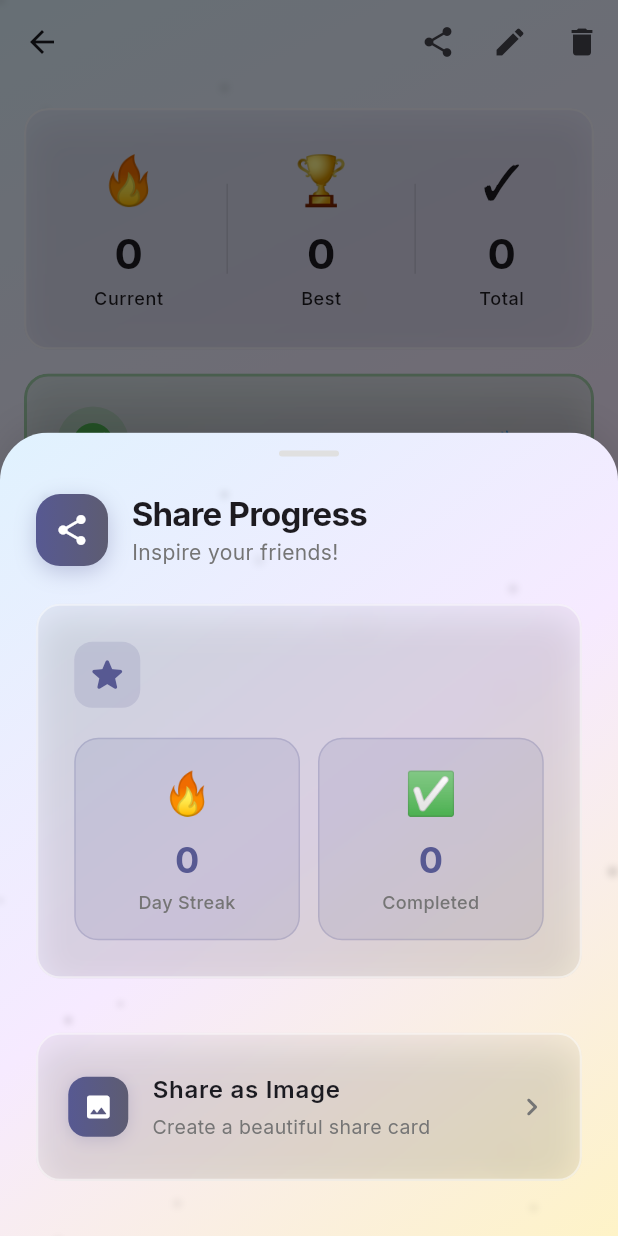
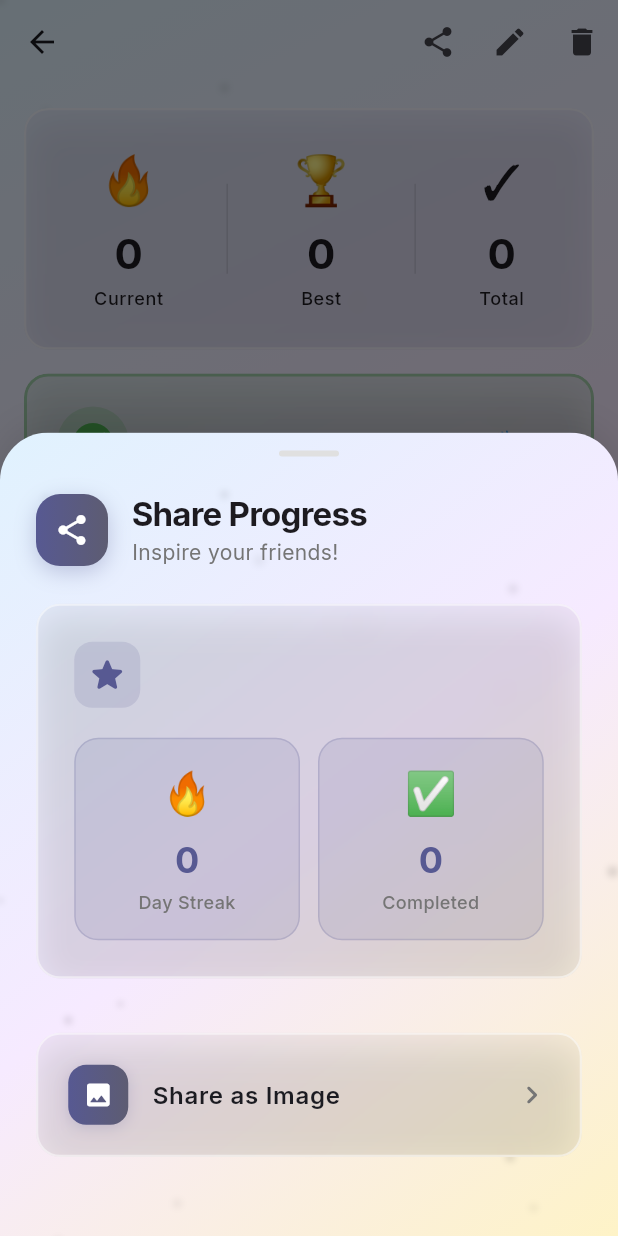
Before and after one commit to dekaos/my-habits, a Flutter app: the HabitDetailScreen screen opened directly with empty values, after a tap on the "share" icon, on a phone screen of 412 x 824 dp. Run offline on Flutter 3.47's test engine with Material 3 defaults, Android fonts, the phone set to English and light mode, and no system bars; our stand-ins replace audioplayers, confetti, fl_chart, flutter_local_notifications, flutter_riverpod, flutter_slidable and 7 more; accounts and stored records are empty; network calls fail; project files that could hold a hidden picture were left out.

Commit message:
App > Removes subtitle from localizations

```diff
--- a/lib/l10n/app_en.arb
+++ b/lib/l10n/app_en.arb
@@ -388,6 +388,10 @@
   "changingFrequencyWarning": "Changing frequency will reset your streak and completion history.",
   "@changingFrequencyWarning": {
     "description": "Warning when changing habit frequency"
+  },
+  "cannotChangeCategory": "Category cannot be changed. Create a new habit to use a different category.",
+  "@cannotChangeCategory": {
+    "description": "Warning that category/icon cannot be changed"
   },
   "optional": "Optional",
   "@optional": {
@@ -1329,8 +1333,6 @@
   "@shareAsImage": {"description": "Share as image option"},
   "generating": "Generating...",
   "@generating": {"description": "Generating status"},
-  "createShareCard": "Create a beautiful share card",
-  "@createShareCard": {"description": "Share card description"},
   "progressReport": "Progress Report",
   "@progressReport": {"description": "Progress report label"},
   "buildingBetterHabits": "Building better habits",
--- a/lib/l10n/app_localizations.dart
+++ b/lib/l10n/app_localizations.dart
@@ -716,6 +716,12 @@ abstract class AppLocalizations {
   /// **'Changing frequency will reset your streak and completion history.'**
   String get changingFrequencyWarning;
 
+  /// Warning that category/icon cannot be changed
+  ///
+  /// In en, this message translates to:
+  /// **'Category cannot be changed. Create a new habit to use a different category.'**
+  String get cannotChangeCategory;
+
   /// Optional label
   ///
   /// In en, this message translates to:
@@ -2023,12 +2029,6 @@ abstract class AppLocalizations {
   /// In en, this message translates to:
   /// **'Generating...'**
   String get generating;
-
-  /// Share card description
-  ///
-  /// In en, this message translates to:
-  /// **'Create a beautiful share card'**
-  String get createShareCard;
 
   /// Progress report label
   ///
--- a/lib/l10n/app_localizations_en.dart
+++ b/lib/l10n/app_localizations_en.dart
@@ -337,6 +337,10 @@ class AppLocalizationsEn extends AppLocalizations {
   @override
   String get changingFrequencyWarning =>
       'Changing frequency will reset your streak and completion history.';
+
+  @override
+  String get cannotChangeCategory =>
+      'Category cannot be changed. Create a new habit to use a different category.';
 
   @override
   String get optional => 'Optional';
@@ -1081,9 +1085,6 @@ class AppLocalizationsEn extends AppLocalizations {
   String get generating => 'Generating...';
 
   @override
-  String get createShareCard => 'Create a beautiful share card';
-
-  @override
   String get progressReport => 'Progress Report';
 
   @override
--- a/lib/l10n/app_pt.arb
+++ b/lib/l10n/app_pt.arb
@@ -120,6 +120,7 @@
   "makeHabitPublic": "Tornar este hábito visível para amigos",
   "letFriendsSeeProgress": "Deixe seus amigos verem seu progresso",
   "changingFrequencyWarning": "Alterar a frequência redefinirá sua sequência e histórico de conclusão.",
+  "cannotChangeCategory": "A categoria não pode ser alterada. Crie um novo hábito para usar uma categoria diferente.",
   "optional": "Opcional",
   "clearTime": "Limpar horário",
   "notificationScheduledTomorrow": "Nota: Notificação agendada para amanhã às {time}",
@@ -360,7 +361,6 @@
   "completed": "Concluído",
   "shareAsImage": "Compartilhar como Imagem",
   "generating": "Gerando...",
-  "createShareCard": "Crie um cartão de compartilhamento bonito",
   "progressReport": "Relatório de Progresso",
   "buildingBetterHabits": "Construindo hábitos melhores",
   "dayStreakLabel": "Sequência\nde Dias",
--- a/lib/widgets/share_progress_sheet.dart
+++ b/lib/widgets/share_progress_sheet.dart
@@ -260,9 +260,8 @@ class _ShareProgressSheetState extends State<ShareProgressSheet>
                               context,
                               icon: Icons.image_rounded,
                               title: l10n.shareAsImage,
-                              subtitle: _isGeneratingImage
-                                  ? l10n.generating
-                                  : l10n.createShareCard,
+                              subtitle:
+                                  _isGeneratingImage ? l10n.generating : null,
                               onTap: _isGeneratingImage
                                   ? null
                                   : () => _shareAsImage(context),
@@ -740,7 +739,7 @@ class _ShareProgressSheetState extends State<ShareProgressSheet>
     BuildContext context, {
     required IconData icon,
     required String title,
-    required String subtitle,
+    String? subtitle,
     required VoidCallback? onTap,
   }) {
     final isDark = Theme.of(context).brightness == Brightness.dark;
@@ -801,7 +800,8 @@ class _ShareProgressSheetState extends State<ShareProgressSheet>
                 : (isDark ? Colors.grey.shade600 : Colors.grey.shade500),
           ),
         ),
-        subtitle: Padding(
+        subtitle: subtitle != null
+            ? Padding(
                 padding: const EdgeInsets.only(top: 4),
                 child: Text(
                   subtitle,
@@ -810,7 +810,8 @@ class _ShareProgressSheetState extends State<ShareProgressSheet>
                     color: isDark ? Colors.grey.shade500 : Colors.grey.shade600,
                   ),
                 ),
-        ),
+              )
+            : null,
         trailing: Icon(
           Icons.chevron_right_rounded,
           color: onTap != null
```
Also changed, not shown: lib/l10n/app_localizations_pt.dart (+4 -3 lines). Lines whose indentation alone changed are shown as unchanged.
